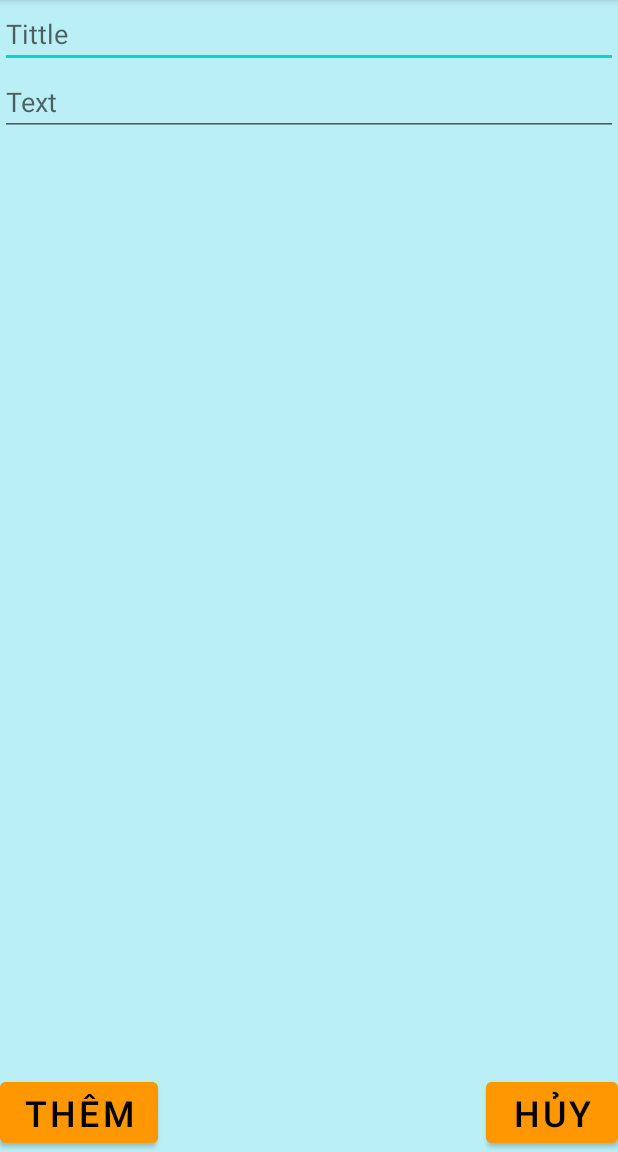
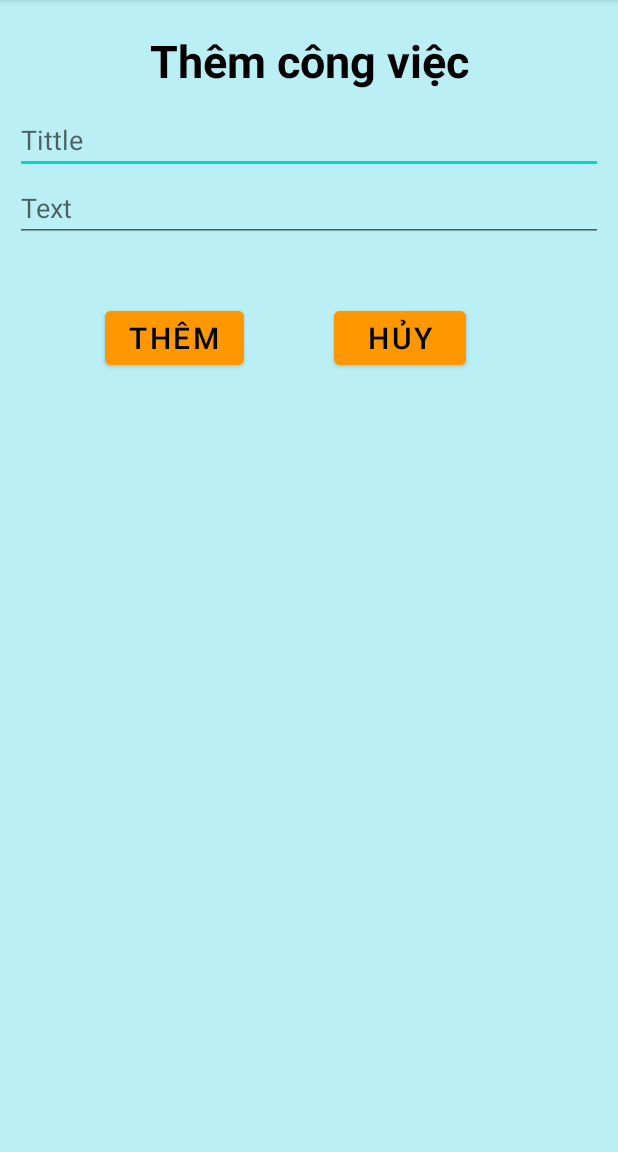
Before and after one commit to NguyenKhacNgoc/MyProject, an Android app: the AddActivity screen opened directly, with no data from a screen before it, on a phone screen of 412 x 824 dp, the part 84-1236 px from its top. Run offline under Robolectric (Android 15) with nearby library versions, the light colour scheme and no system bars.

Commit message:
Nguyen Khac Ngoc

```diff
--- a/app/src/main/java/com/khacngoc/myproject/mActivityAdapter.java
+++ b/app/src/main/java/com/khacngoc/myproject/mActivityAdapter.java
@@ -71,6 +71,12 @@ public class mActivityAdapter extends BaseAdapter {
                 context.XoaCongViec(mActivities.getTittle(), mActivities.getId());
             }
         });
+        viewHolder.btnsua.setOnClickListener(new View.OnClickListener() {
+            @Override
+            public void onClick(View view) {
+                context.SuaCongViec(mActivities.getTittle(), mActivities.getText(), mActivities.getId());
+            }
+        });
 
         return convertView;
     }
--- a/app/src/main/res/layout/activity_add.xml
+++ b/app/src/main/res/layout/activity_add.xml
@@ -5,43 +5,21 @@
     android:layout_width="match_parent"
     android:layout_height="match_parent"
     android:background="#BBEFF6"
+    android:padding="10dp"
     >
-
-    <Button
+    <TextView
+        android:text="Thêm công việc"
+        android:textSize="30sp"
+        android:textStyle="bold"
+        android:gravity="center"
+        android:padding="10dp"
         android:textColor="@color/black"
-        android:backgroundTint="#FF9800"
-        android:id="@+id/btnSave"
-        android:layout_width="wrap_content"
-        android:layout_height="wrap_content"
-        android:layout_alignParentLeft="true"
-        android:layout_alignParentBottom="true"
-        android:text="Thêm"
-        android:textSize="24dp"
-        app:layout_constraintBottom_toBottomOf="parent"
-        app:layout_constraintEnd_toEndOf="parent"
-        app:layout_constraintHorizontal_bias="0.125"
-        app:layout_constraintStart_toStartOf="parent"
-        app:layout_constraintTop_toTopOf="parent"
-        app:layout_constraintVertical_bias="0.951" />
-
-    <Button
-        android:backgroundTint="#FF9800"
-        android:textColor="@color/black"
-        android:id="@+id/btnCancel"
-        android:layout_width="wrap_content"
-        android:layout_height="wrap_content"
-        android:layout_alignParentRight="true"
-        android:layout_alignParentBottom="true"
-        android:text="Hủy"
-        android:textSize="24dp"
-        app:layout_constraintBottom_toBottomOf="parent"
-        app:layout_constraintEnd_toEndOf="parent"
-        app:layout_constraintHorizontal_bias="0.894"
-        app:layout_constraintStart_toStartOf="parent"
-        app:layout_constraintTop_toTopOf="parent"
-        app:layout_constraintVertical_bias="0.951" />
+        android:id="@+id/txtThem"
+        android:layout_width="match_parent"
+        android:layout_height="wrap_content"/>
 
     <EditText
+        android:layout_below="@+id/txtThem"
         android:id="@+id/edtTittle"
         android:layout_width="match_parent"
         android:layout_height="wrap_content"
@@ -66,5 +44,33 @@
         app:layout_constraintVertical_bias="0.0"
         tools:layout_editor_absoluteX="0dp" />
 
+    <Button
+        android:layout_marginTop="40dp"
+        android:layout_marginLeft="60dp"
+        android:textColor="@color/black"
+        android:backgroundTint="#FF9800"
+        android:id="@+id/btnSave"
+        android:layout_width="wrap_content"
+        android:layout_height="wrap_content"
+        android:layout_below="@+id/edtText"
+        android:text="Thêm"
+        android:textSize="20sp"
+         />
+
+    <Button
+        android:layout_toRightOf="@+id/btnSave"
+        android:layout_below="@+id/edtText"
+        android:layout_marginTop="40dp"
+        android:layout_marginLeft="60dp"
+        android:backgroundTint="#FF9800"
+        android:textColor="@color/black"
+        android:id="@+id/btnCancel"
+        android:layout_width="wrap_content"
+        android:layout_height="wrap_content"
+        android:text="Hủy"
+        android:textSize="20sp" />
+
+
+
 
 </RelativeLayout>
```
Also changed, not shown: app/src/main/java/com/khacngoc/myproject/MainActivity.java (+36 -1 lines), app/src/main/res/layout/activity_list.xml (+10 -11 lines), app/src/main/res/layout/activity_main.xml (+7 -16 lines), app/src/main/res/layout/dialog_suacongviec.xml (added, +59 -0 lines), app/src/main/res/drawable/add_ic.png (added).
